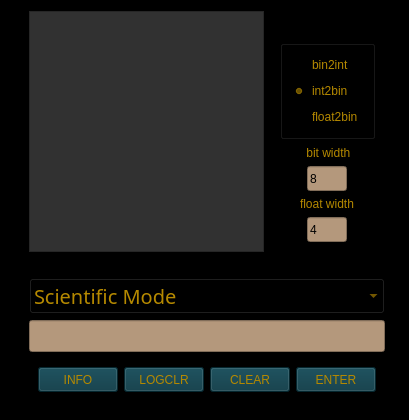
First picture: the form in mainwindow.ui, repository ddvega/CScalculator, before the edit.
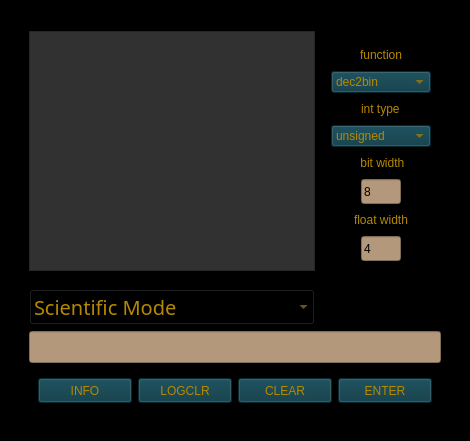
Second picture: the form after the edit. The open tabs and pages were chosen to show the change.

Patch:
```diff
--- a/mainwindow.ui
+++ b/mainwindow.ui
@@ -6,13 +6,13 @@
    <rect>
     <x>0</x>
     <y>0</y>
-    <width>404</width>
-    <height>420</height>
+    <width>470</width>
+    <height>441</height>
    </rect>
   </property>
   <property name="minimumSize">
    <size>
-    <width>0</width>
+    <width>470</width>
     <height>420</height>
    </size>
   </property>
@@ -25,94 +25,109 @@
   </property>
   <widget class="QWidget" name="centralwidget">
    <layout class="QGridLayout" name="gridLayout_2">
-    <item row="5" column="1" colspan="2">
-     <widget class="QWidget" name="widget" native="true">
-      <property name="styleSheet">
-       <string notr="true">background-color: rgb(0,0,0);
-</string>
+    <item row="4" column="1">
+     <spacer name="horizontalSpacer_5">
+      <property name="orientation">
+       <enum>Qt::Horizontal</enum>
       </property>
-      <layout class="QGridLayout" name="gridLayout">
-       <item row="0" column="0">
-        <widget class="QPushButton" name="readMeButt">
-         <property name="minimumSize">
-          <size>
-           <width>0</width>
-           <height>25</height>
-          </size>
-         </property>
-         <property name="styleSheet">
-          <string notr="true">color: rgb(181,137, 0);
-font: 75 12pt &quot;Menlo&quot;;
-background-color: rgb(7 ,54 ,66);</string>
-         </property>
-         <property name="text">
-          <string>INFO</string>
-         </property>
-        </widget>
-       </item>
-       <item row="0" column="2">
-        <widget class="QPushButton" name="clearButt">
-         <property name="minimumSize">
-          <size>
-           <width>0</width>
-           <height>25</height>
-          </size>
-         </property>
-         <property name="styleSheet">
-          <string notr="true">color: rgb(181,137, 0);
-font: 75 12pt &quot;Menlo&quot;;
-background-color: rgb(7 ,54 ,66);</string>
-         </property>
-         <property name="text">
-          <string>CLEAR</string>
-         </property>
-        </widget>
-       </item>
-       <item row="0" column="4">
-        <widget class="QPushButton" name="entButt">
-         <property name="minimumSize">
-          <size>
-           <width>0</width>
-           <height>25</height>
-          </size>
-         </property>
-         <property name="styleSheet">
-          <string notr="true">color: rgb(181,137, 0);
-font: 75 12pt &quot;Menlo&quot;;
-background-color: rgb(7 ,54 ,66);</string>
-         </property>
-         <property name="text">
-          <string>ENTER</string>
-         </property>
-        </widget>
-       </item>
-       <item row="0" column="1">
-        <widget class="QPushButton" name="logClearButt">
-         <property name="minimumSize">
-          <size>
-           <width>0</width>
-           <height>25</height>
-          </size>
-         </property>
-         <property name="styleSheet">
-          <string notr="true">color: rgb(181,137, 0);
-font: 75 12pt &quot;Menlo&quot;;
-background-color: rgb(7 ,54 ,66);</string>
-         </property>
-         <property name="text">
-          <string>LOGCLR</string>
-         </property>
-        </widget>
-       </item>
-      </layout>
-     </widget>
+      <property name="sizeHint" stdset="0">
+       <size>
+        <width>40</width>
+        <height>12</height>
+       </size>
+      </property>
+     </spacer>
+    </item>
+    <item row="2" column="0">
+     <spacer name="verticalSpacer">
+      <property name="orientation">
+       <enum>Qt::Vertical</enum>
+      </property>
+      <property name="sizeHint" stdset="0">
+       <size>
+        <width>20</width>
+        <height>40</height>
+       </size>
+      </property>
+     </spacer>
+    </item>
+    <item row="0" column="1">
+     <spacer name="horizontalSpacer_3">
+      <property name="orientation">
+       <enum>Qt::Horizontal</enum>
+      </property>
+      <property name="sizeHint" stdset="0">
+       <size>
+        <width>40</width>
+        <height>2</height>
+       </size>
+      </property>
+     </spacer>
+    </item>
+    <item row="2" column="3">
+     <spacer name="verticalSpacer_2">
+      <property name="orientation">
+       <enum>Qt::Vertical</enum>
+      </property>
+      <property name="sizeHint" stdset="0">
+       <size>
+        <width>20</width>
+        <height>40</height>
+       </size>
+      </property>
+     </spacer>
     </item>
     <item row="1" column="1">
-     <widget class="QListWidget" name="mainScreen">
+     <spacer name="horizontalSpacer_8">
+      <property name="orientation">
+       <enum>Qt::Horizontal</enum>
+      </property>
+      <property name="sizeHint" stdset="0">
+       <size>
+        <width>40</width>
+        <height>20</height>
+       </size>
+      </property>
+     </spacer>
+    </item>
+    <item row="8" column="1" colspan="2">
+     <spacer name="horizontalSpacer_4">
+      <property name="orientation">
+       <enum>Qt::Horizontal</enum>
+      </property>
+      <property name="sizeHint" stdset="0">
+       <size>
+        <width>40</width>
+        <height>20</height>
+       </size>
+      </property>
+     </spacer>
+    </item>
+    <item row="6" column="1" colspan="2">
+     <widget class="QLineEdit" name="entry">
+      <property name="minimumSize">
+       <size>
+        <width>0</width>
+        <height>32</height>
+       </size>
+      </property>
+      <property name="toolTip">
+       <string>&lt;html&gt;&lt;head/&gt;&lt;body&gt;&lt;p&gt;enter equation then hit RETURN&lt;/p&gt;&lt;/body&gt;&lt;/html&gt;</string>
+      </property>
+      <property name="styleSheet">
+       <string notr="true">color: rgb(0, 0, 0);
+background-color: rgb(180, 152, 124);
+font: 75 18pt &quot;Menlo&quot;;
+</string>
+      </property>
+     </widget>
+    </item>
+    <item row="2" column="1">
+     <widget class="QListWidget" name="logScreen">
       <property name="minimumSize">
        <size>
         <width>175</width>
-        <height>205</height>
+        <height>175</height>
        </size>
       </property>
       <property name="mouseTracking">
@@ -169,139 +184,7 @@
       </property>
      </widget>
     </item>
-    <item row="6" column="1" colspan="2">
-     <spacer name="horizontalSpacer_4">
-      <property name="orientation">
-       <enum>Qt::Horizontal</enum>
-      </property>
-      <property name="sizeHint" stdset="0">
-       <size>
-        <width>40</width>
-        <height>10</height>
-       </size>
-      </property>
-     </spacer>
-    </item>
-    <item row="0" column="1">
-     <spacer name="horizontalSpacer_3">
-      <property name="orientation">
-       <enum>Qt::Horizontal</enum>
-      </property>
-      <property name="sizeHint" stdset="0">
-       <size>
-        <width>40</width>
-        <height>2</height>
-       </size>
-      </property>
-     </spacer>
-    </item>
-    <item row="4" column="1" colspan="2">
-     <widget class="QLineEdit" name="entry">
-      <property name="minimumSize">
-       <size>
-        <width>0</width>
-        <height>32</height>
-       </size>
-      </property>
-      <property name="toolTip">
-       <string>&lt;html&gt;&lt;head/&gt;&lt;body&gt;&lt;p&gt;enter equation then hit RETURN&lt;/p&gt;&lt;/body&gt;&lt;/html&gt;</string>
-      </property>
-      <property name="styleSheet">
-       <string notr="true">color: rgb(0, 0, 0);
-background-color: rgb(180, 152, 124);
-font: 75 18pt &quot;Menlo&quot;;
-</string>
-      </property>
-     </widget>
-    </item>
-    <item row="1" column="3">
-     <spacer name="verticalSpacer_2">
-      <property name="orientation">
-       <enum>Qt::Vertical</enum>
-      </property>
-      <property name="sizeHint" stdset="0">
-       <size>
-        <width>15</width>
-        <height>40</height>
-       </size>
-      </property>
-     </spacer>
-    </item>
-    <item row="1" column="0">
-     <spacer name="verticalSpacer">
-      <property name="orientation">
-       <enum>Qt::Vertical</enum>
-      </property>
-      <property name="sizeHint" stdset="0">
-       <size>
-        <width>20</width>
-        <height>40</height>
-       </size>
-      </property>
-     </spacer>
-    </item>
-    <item row="3" column="1" colspan="2">
-     <widget class="QComboBox" name="menu">
-      <property name="minimumSize">
-       <size>
-        <width>0</width>
-        <height>15</height>
-       </size>
-      </property>
-      <property name="font">
-       <font>
-        <family>Menlo</family>
-        <pointsize>15</pointsize>
-        <weight>9</weight>
-        <italic>false</italic>
-        <bold>false</bold>
-       </font>
-      </property>
-      <property name="layoutDirection">
-       <enum>Qt::LeftToRight</enum>
-      </property>
-      <property name="styleSheet">
-       <string notr="true">color: rgb(181,137, 0);
-font: 75 15pt &quot;Menlo&quot;;
-background-color: rgb(0,0,0);
-</string>
-      </property>
-      <item>
-       <property name="text">
-        <string>Scientific Mode</string>
-       </property>
-      </item>
-      <item>
-       <property name="text">
-        <string>Hamming Code Generator</string>
-       </property>
-      </item>
-      <item>
-       <property name="text">
-        <string>Hamming Code Reader</string>
-       </property>
-      </item>
-      <item>
-       <property name="text">
-        <string>Binary Converter</string>
-       </property>
-      </item>
-     </widget>
-    </item>
-    <item row="2" column="1">
-     <spacer name="horizontalSpacer_5">
-      <property name="orientation">
-       <enum>Qt::Horizontal</enum>
-      </property>
-      <property name="sizeHint" stdset="0">
-       <size>
-        <width>40</width>
-        <height>20</height>
-       </size>
-      </property>
-     </spacer>
-    </item>
-    <item row="1" column="2" alignment="Qt::AlignHCenter|Qt::AlignBottom">
+    <item row="2" column="2" alignment="Qt::AlignHCenter|Qt::AlignBottom">
      <widget class="QStackedWidget" name="stackedWidget">
       <property name="minimumSize">
        <size>
@@ -310,7 +193,7 @@
        </size>
       </property>
       <property name="styleSheet">
-       <string notr="true">background-color: rgb(0,0,0);
+       <string notr="true">
 </string>
       </property>
       <property name="frameShape">
@@ -625,76 +508,81 @@
       <widget class="QWidget" name="binaryCon"/>
       <widget class="QWidget" name="page">
        <layout class="QVBoxLayout" name="verticalLayout_2">
+        <item alignment="Qt::AlignHCenter">
+         <widget class="QLabel" name="label_6">
+          <property name="styleSheet">
+           <string notr="true">color: rgb(181,137, 0);
+font: 75 9pt &quot;Menlo&quot;;</string>
+          </property>
+          <property name="text">
+           <string>function</string>
+          </property>
+         </widget>
+        </item>
         <item alignment="Qt::AlignHCenter|Qt::AlignVCenter">
-         <widget class="QGroupBox" name="groupBox">
+         <widget class="QComboBox" name="ddBinConvert">
           <property name="minimumSize">
            <size>
-            <width>0</width>
-            <height>0</height>
+            <width>100</width>
+            <height>22</height>
            </size>
           </property>
-          <property name="title">
-           <string>GroupBox</string>
+          <property name="styleSheet">
+           <string notr="true">color: rgb(181,137, 0);
+font: 75 12pt &quot;Menlo&quot;;
+background-color: rgb(7 ,54 ,66);</string>
           </property>
-          <layout class="QGridLayout" name="gridLayout_3">
-           <item row="2" column="0">
-            <widget class="QRadioButton" name="radioFloatBin">
-             <property name="maximumSize">
-              <size>
-               <width>90</width>
-               <height>16777215</height>
-              </size>
-             </property>
-             <property name="styleSheet">
-              <string notr="true">color: rgb(181,137, 0);
-font: 75 9pt &quot;Menlo&quot;;
-background-color: rgb(0,0,0);</string>
-             </property>
-             <property name="text">
-              <string>float2bin</string>
-             </property>
-            </widget>
-           </item>
-           <item row="1" column="0">
-            <widget class="QRadioButton" name="radioIntBin">
-             <property name="maximumSize">
-              <size>
-               <width>90</width>
-               <height>16777215</height>
-              </size>
-             </property>
-             <property name="styleSheet">
-              <string notr="true">color: rgb(181,137, 0);
-font: 75 9pt &quot;Menlo&quot;;
-background-color: rgb(0,0,0);</string>
-             </property>
-             <property name="text">
-              <string>int2bin</string>
-             </property>
-             <property name="checked">
-              <bool>true</bool>
-             </property>
-            </widget>
-           </item>
-           <item row="0" column="0">
-            <widget class="QRadioButton" name="radioBinInt">
-             <property name="maximumSize">
-              <size>
-               <width>90</width>
-               <height>16777215</height>
-              </size>
-             </property>
-             <property name="styleSheet">
-              <string notr="true">color: rgb(181,137, 0);
-font: 75 9pt &quot;Menlo&quot;;
-background-color: rgb(0,0,0);</string>
-             </property>
-             <property name="text">
-              <string>bin2int</string>
-             </property>
-            </widget>
-           </item>
-          </layout>
+          <item>
+           <property name="text">
+            <string>dec2bin</string>
+           </property>
+          </item>
+          <item>
+           <property name="text">
+            <string>bin2dec</string>
+           </property>
+          </item>
+          <item>
+           <property name="text">
+            <string>flt2bin</string>
+           </property>
+          </item>
+         </widget>
+        </item>
+        <item alignment="Qt::AlignHCenter">
+         <widget class="QLabel" name="label_5">
+          <property name="styleSheet">
+           <string notr="true">color: rgb(181,137, 0);
+font: 75 9pt &quot;Menlo&quot;;</string>
+          </property>
+          <property name="text">
+           <string>int type</string>
+          </property>
+         </widget>
+        </item>
+        <item alignment="Qt::AlignVCenter">
+         <widget class="QComboBox" name="ddSignedUnsigned">
+          <property name="minimumSize">
+           <size>
+            <width>100</width>
+            <height>22</height>
+           </size>
+          </property>
+          <property name="styleSheet">
+           <string notr="true">color: rgb(181,137, 0);
+font: 75 12pt &quot;Menlo&quot;;
+background-color: rgb(7 ,54 ,66);</string>
+          </property>
+          <item>
+           <property name="text">
+            <string>unsigned</string>
+           </property>
+          </item>
+          <item>
+           <property name="text">
+            <string>signed</string>
+           </property>
+          </item>
          </widget>
         </item>
         <item alignment="Qt::AlignHCenter">
@@ -702,7 +590,7 @@
           <property name="styleSheet">
            <string notr="true">color: rgb(181,137, 0);
 font: 75 9pt &quot;Menlo&quot;;
-background-color: rgb(0,0,0);</string>
+</string>
           </property>
           <property name="text">
            <string> bit width</string>
@@ -773,6 +661,141 @@
       </widget>
      </widget>
     </item>
+    <item row="7" column="1" colspan="2">
+     <widget class="QWidget" name="widget" native="true">
+      <property name="styleSheet">
+       <string notr="true">background-color: rgb(0,0,0);
+</string>
+      </property>
+      <layout class="QGridLayout" name="gridLayout">
+       <item row="0" column="0">
+        <widget class="QPushButton" name="readMeButt">
+         <property name="minimumSize">
+          <size>
+           <width>0</width>
+           <height>25</height>
+          </size>
+         </property>
+         <property name="styleSheet">
+          <string notr="true">color: rgb(181,137, 0);
+font: 75 12pt &quot;Menlo&quot;;
+background-color: rgb(7 ,54 ,66);</string>
+         </property>
+         <property name="text">
+          <string>INFO</string>
+         </property>
+        </widget>
+       </item>
+       <item row="0" column="2">
+        <widget class="QPushButton" name="clearButt">
+         <property name="minimumSize">
+          <size>
+           <width>0</width>
+           <height>25</height>
+          </size>
+         </property>
+         <property name="styleSheet">
+          <string notr="true">color: rgb(181,137, 0);
+font: 75 12pt &quot;Menlo&quot;;
+background-color: rgb(7 ,54 ,66);</string>
+         </property>
+         <property name="text">
+          <string>CLEAR</string>
+         </property>
+        </widget>
+       </item>
+       <item row="0" column="4">
+        <widget class="QPushButton" name="entButt">
+         <property name="minimumSize">
+          <size>
+           <width>0</width>
+           <height>25</height>
+          </size>
+         </property>
+         <property name="styleSheet">
+          <string notr="true">color: rgb(181,137, 0);
+font: 75 12pt &quot;Menlo&quot;;
+background-color: rgb(7 ,54 ,66);</string>
+         </property>
+         <property name="text">
+          <string>ENTER</string>
+         </property>
+        </widget>
+       </item>
+       <item row="0" column="1">
+        <widget class="QPushButton" name="logClearButt">
+         <property name="minimumSize">
+          <size>
+           <width>0</width>
+           <height>25</height>
+          </size>
+         </property>
+         <property name="styleSheet">
+          <string notr="true">color: rgb(181,137, 0);
+font: 75 12pt &quot;Menlo&quot;;
+background-color: rgb(7 ,54 ,66);</string>
+         </property>
+         <property name="text">
+          <string>LOGCLR</string>
+         </property>
+        </widget>
+       </item>
+      </layout>
+     </widget>
+    </item>
+    <item row="5" column="1" alignment="Qt::AlignTop">
+     <widget class="QComboBox" name="menu">
+      <property name="minimumSize">
+       <size>
+        <width>220</width>
+        <height>25</height>
+       </size>
+      </property>
+      <property name="maximumSize">
+       <size>
+        <width>167777</width>
+        <height>16777215</height>
+       </size>
+      </property>
+      <property name="font">
+       <font>
+        <family>Menlo</family>
+        <pointsize>15</pointsize>
+        <weight>9</weight>
+        <italic>false</italic>
+        <bold>false</bold>
+       </font>
+      </property>
+      <property name="layoutDirection">
+       <enum>Qt::LeftToRight</enum>
+      </property>
+      <property name="styleSheet">
+       <string notr="true">color: rgb(181,137, 0);
+font: 75 15pt &quot;Menlo&quot;;
+</string>
+      </property>
+      <item>
+       <property name="text">
+        <string>Scientific Mode</string>
+       </property>
+      </item>
+      <item>
+       <property name="text">
+        <string>Hamming Code Generator</string>
+       </property>
+      </item>
+      <item>
+       <property name="text">
+        <string>Hamming Code Reader</string>
+       </property>
+      </item>
+      <item>
+       <property name="text">
+        <string>Binary Converter</string>
+       </property>
+      </item>
+     </widget>
+    </item>
    </layout>
   </widget>
  </widget>
```
Left out of the diff: 10 changed lines with no effect on the pictures.
